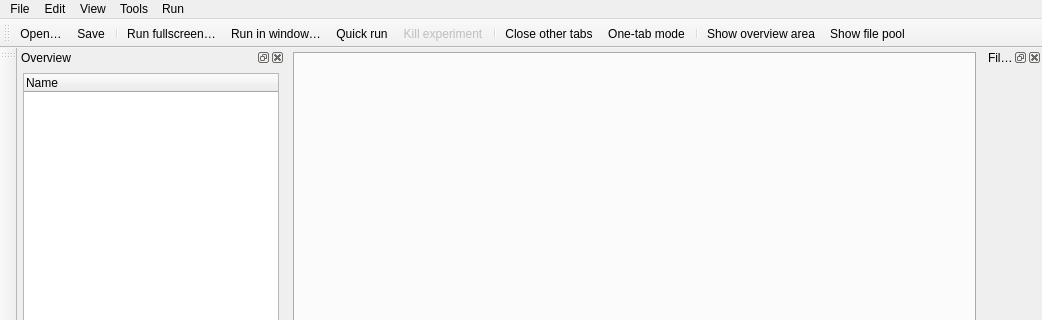
Above: libqtopensesame/resources/ui/misc/main_window.ui from open-cogsci/OpenSesame before the change; both pictures show x 0 to 1042 and y 0 to 320 of the 1042 by 843 pixel window. Below: the same form after it.
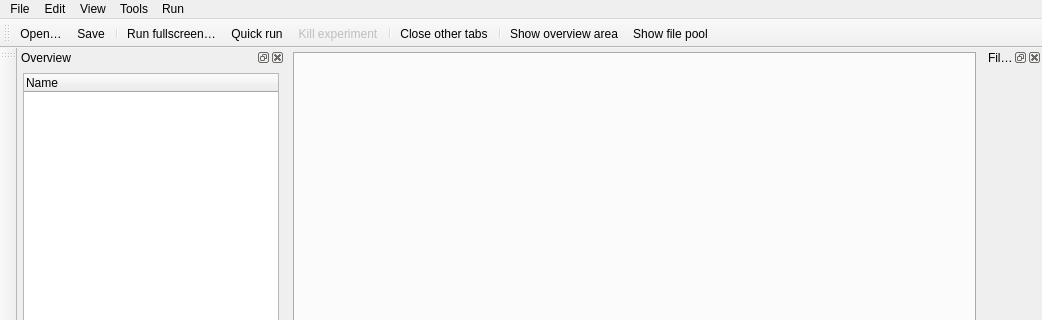
That is the form after the change. Icons and pictures are not drawn. Custom widgets are drawn as their Qt base class.

Commit message: Change theme and main-window defaults - Don't show one-tab mode and quick run in toolbar - Enable one-tab mode by default

```diff
--- a/libqtopensesame/resources/ui/misc/main_window.ui
+++ b/libqtopensesame/resources/ui/misc/main_window.ui
@@ -241,12 +241,10 @@
    <addaction name="action_save"/>
    <addaction name="separator"/>
    <addaction name="action_run"/>
-   <addaction name="action_run_in_window"/>
    <addaction name="action_run_quick"/>
    <addaction name="action_kill"/>
    <addaction name="separator"/>
    <addaction name="action_close_other_tabs"/>
-   <addaction name="action_onetabmode"/>
    <addaction name="separator"/>
    <addaction name="action_show_overview"/>
    <addaction name="action_show_pool"/>
```
Left out of the diff: 8 changed lines with no effect on the pictures. The commit also changes 1 other file.
